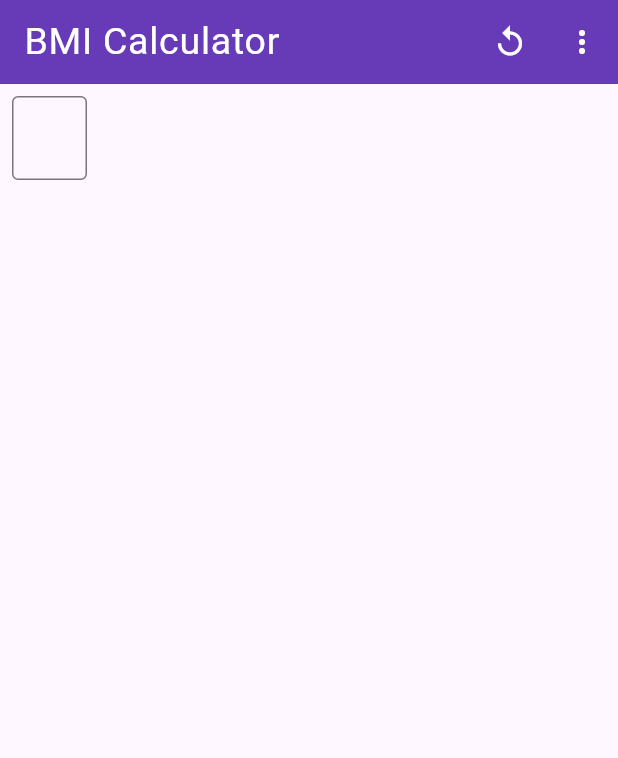
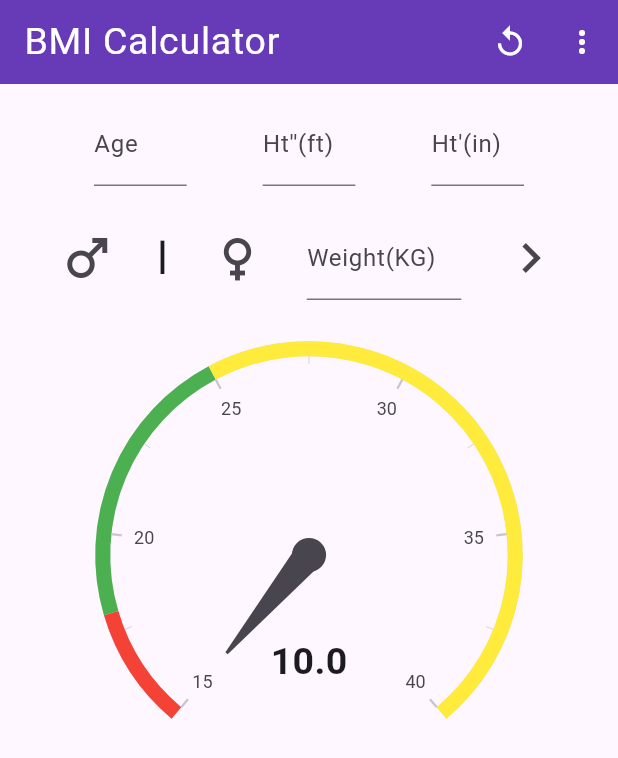
Before and after one commit to nafiurrahmansabbir/BMI_Calculator, a Flutter app: the screen it shows after launch, on a phone screen of 412 x 824 dp. Shown: the top 758 px of the screen. Run offline on Flutter 3.47's test engine with Material 3 defaults, Android fonts, the phone set to English and light mode, and no system bars; drawn by our look-alikes of syncfusion_flutter_gauges.

Commit message:
added progress

```diff
--- a/lib/screens/home.dart
+++ b/lib/screens/home.dart
@@ -1,6 +1,6 @@
 import 'package:flutter/cupertino.dart';
 import 'package:flutter/material.dart';
-import 'package:flutter/widgets.dart';
+import 'package:syncfusion_flutter_gauges/gauges.dart';
 
 class HomeScreen extends StatefulWidget {
   const HomeScreen({super.key});
@@ -10,8 +10,14 @@ class HomeScreen extends StatefulWidget {
 }
 
 class _HomeScreenState extends State<HomeScreen> {
+
   @override
   Widget build(BuildContext context) {
+
+    // double screenHeight=MediaQuery.of(context).size.height;
+    double screenWidth=MediaQuery.of(context).size.width;
+
+    double SizeBoxWidth=screenWidth*0.15;
     return Scaffold(
       appBar: AppBar(
         // toolbarHeight: 60,
@@ -35,21 +41,126 @@ class _HomeScreenState extends State<HomeScreen> {
               }, icon: Icon(Icons.more_vert))
         ],
       ),
-      body: Padding(
-        padding: const EdgeInsets.all(8.0),
-        child: Column(
-          children: [
-            SizedBox(
-              width: 50,
-              child: TextField(
-                decoration: InputDecoration(
-                  border: OutlineInputBorder(),
-                ),
+      body: SingleChildScrollView(
+        child: Padding(
+          padding: const EdgeInsets.all(12.0),
+          child: Column(
+
+            children: [
+              Row(
+                mainAxisAlignment: MainAxisAlignment.spaceEvenly,
+                children: [
+
+
+                  SizedBox(
+                    width: SizeBoxWidth,
+                    child: TextFormField(
+                      decoration: InputDecoration(
+                          labelText: 'Age'
+                      ),
+                    ),
+                  ),
+                  SizedBox(
+                    width: SizeBoxWidth,
+                    child: TextFormField(
+                      decoration: InputDecoration(
+                          labelText: 'Ht\'\'(ft)'
+                      ),
+                    ),
+                  ),
+                  SizedBox(
+                    width: SizeBoxWidth,
+                    child: TextFormField(
+                      decoration: InputDecoration(
+                          labelText: 'Ht\'(in)'
+                      ),
+                    ),
+                  ),
+                ],
               ),
-            )
-          ],
+              SizedBox(height: 20,),
+              Row(
+                mainAxisAlignment: MainAxisAlignment.spaceEvenly,
+                children: [
+                  IconButton(onPressed: (){}, icon: Icon(Icons.male,size: 40,)),
+                  Text("l",style: TextStyle(fontSize: 30),),
+                  IconButton(onPressed: (){}, icon: Icon(Icons.female,size: 40,)),
+                  // SizedBox(width: 20,),
+                  SizedBox(
+                    width: screenWidth*0.25,
+                    child: TextFormField(
+                      decoration: InputDecoration(
+                          labelText: 'Weight(KG)'
+                      ),
+                    ),
+                  ),
+                  IconButton(onPressed: (){}, icon: Icon(Icons.navigate_next_sharp,size: 40,))
+                ],
+              ),
+              SizedBox(height: 20,),
+              Row(
+                mainAxisAlignment: MainAxisAlignment.center,
+                children: [
+                  SizedBox(
+                    height: 300,
+                    child: SfRadialGauge(
+                        axes: <RadialAxis>[
+                          RadialAxis(minimum: 15, maximum: 40,
+                              ranges: <GaugeRange>[
+                                GaugeRange(startValue: 15, endValue: 18, color:Colors.red),
+                                GaugeRange(startValue: 18,endValue: 25,color: Colors.green),
+                                GaugeRange(startValue: 25,endValue: 40,color: Colors.yellow)],
+                              pointers: <GaugePointer>[
+                                NeedlePointer(value: 10)],
+                              annotations: <GaugeAnnotation>[
+                                GaugeAnnotation(widget: Container(child:
+                                Text('10.0',style: TextStyle(fontSize: 25,fontWeight: FontWeight.bold))),
+                                    angle: 90, positionFactor: 0.5
+                                )]
+                          )]),
+                  ),
+                ],
+              ),
+
+            ],
+          ),
         ),
-      ),
+      )
     );
   }
+
+
+
+
+
+
+
+// Widget _genderSelector(){
+//   return Container(
+//     child: Row(
+//       mainAxisSize: MainAxisSize.max,
+//       mainAxisAlignment: MainAxisAlignment.spaceEvenly,
+//       children: [
+//         Column(
+//           children: [
+//             IconButton(
+//               iconSize: 60,
+//                 onPressed: (){
+//                 setState(() {
+//                   _selectGender=0;
+//                 });
+//                 },
+//                 icon: Icon(Icons.male,
+//                   color: _selectGender==0?Theme.of(context).colorScheme.primary:Colors.red,
+//                 ),
+//             ),
+//             const Text("Male",style: TextStyle(
+//               fontSize: 18
+//             ),)
+//           ],
+//         ),
+//       ],
+//     ),
+//   );
+// }
 }
--- a/lib/screens/widgets/custom_AppBar.dart
+++ /dev/null
@@ -1,38 +0,0 @@
-import 'package:flutter/cupertino.dart';
-import 'package:flutter/material.dart';
-
-class custom_AppBar extends StatelessWidget {
-  const custom_AppBar({super.key});
-
-  @override
-  Widget build(BuildContext context) {
-    return AppBar(
-      // toolbarHeight: 60,
-      backgroundColor: Colors.deepPurple,
-      title: Text("BMI Calculator",style: TextStyle(
-          fontSize: 25,
-          fontWeight: FontWeight.w400,
-          letterSpacing: 0.5,
-          color: Colors.white
-      ),),
-      actions: [
-        IconButton(
-            color: Colors.white,
-            // style: IconButton.styleFrom(
-            //   foregroundColor: Colors.white,
-            //
-            // ),
-            // iconSize: 30,
-            onPressed: (){}, icon: Icon(Icons.replay)),
-        IconButton(
-            color: Colors.white,
-            // style: IconButton.styleFrom(
-            //   foregroundColor: Colors.white,
-            //
-            // ),
-            // iconSize: 30,
-            onPressed: (){}, icon: Icon(Icons.more_vert))
-      ],
-    );
-  }
-}
--- a/pubspec.yaml
+++ b/pubspec.yaml
@@ -35,6 +35,7 @@ dependencies:
   # The following adds the Cupertino Icons font to your application.
   # Use with the CupertinoIcons class for iOS style icons.
   cupertino_icons: ^1.0.6
+  syncfusion_flutter_gauges: ^25.1.42
 
 dev_dependencies:
   flutter_test:
```
Also changed, not shown: pubspec.lock.
